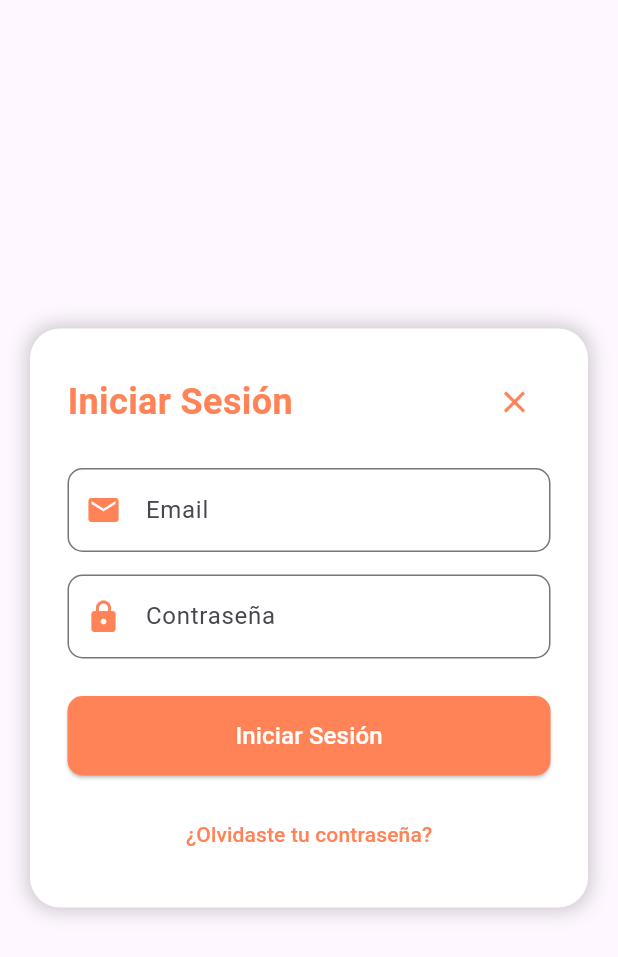
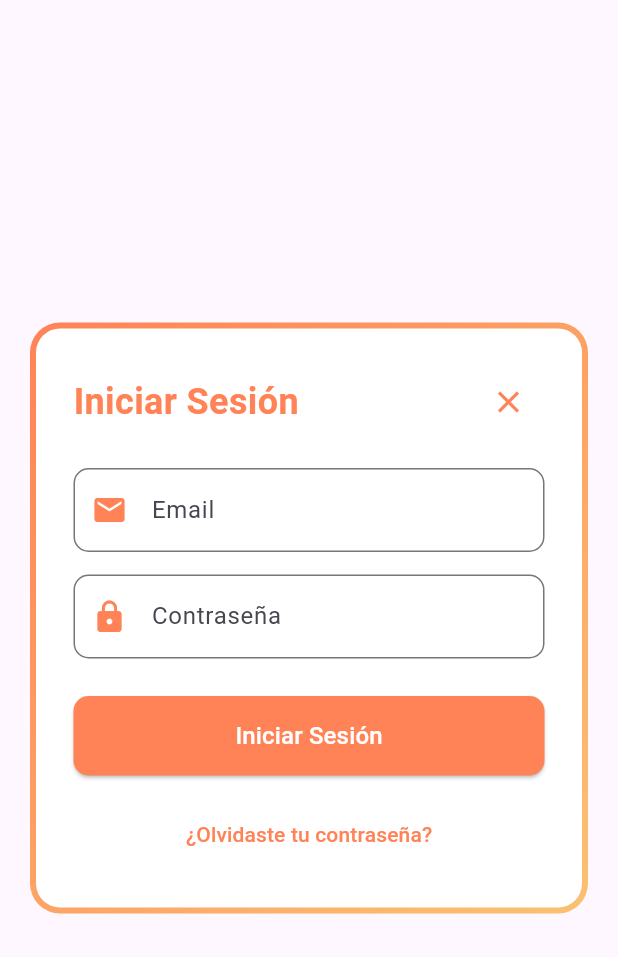
Before and after one commit to linarubiorodriguez/Flutter, a Flutter app: the LoginModal widget shown alone on an empty page, opened directly with empty values, on a phone screen of 412 x 824 dp. Shown: the top 957 px of the screen. Run offline on Flutter 3.47's test engine with Material 3 defaults, Android fonts, the phone set to English and light mode, and no system bars; our stand-ins replace dio, fluttertoast, shared_preferences; accounts and stored records are empty.

Commit message:
Formulario con bordes

```diff
--- a/lib/screens/login_screen.dart
+++ b/lib/screens/login_screen.dart
@@ -1,4 +1,3 @@
-// login_modal.dart
 import 'package:flutter/material.dart';
 import 'package:http/http.dart' as http;
 import 'dart:convert';
@@ -124,15 +123,21 @@ class _LoginModalState extends State<LoginModal> {
           color: Colors.transparent,
           child: Container(
             decoration: BoxDecoration(
+              borderRadius: BorderRadius.circular(20),
+              gradient: LinearGradient(
+                colors: [
+                  Constants.naranjaOscuro,
+                  Constants.naranjaClaro,
+                ],
+                begin: Alignment.topLeft,
+                end: Alignment.bottomRight,
+              ),
+            ),
+            padding: const EdgeInsets.all(4), // Grosor del borde
+            child: Container(
+              decoration: BoxDecoration(
                 color: Colors.white,
-              borderRadius: BorderRadius.circular(20),
-              boxShadow: [
-                BoxShadow(
-                  color: Colors.black.withOpacity(0.2),
-                  blurRadius: 10,
-                  spreadRadius: 2,
-                ),
-              ],
+                borderRadius: BorderRadius.circular(16), // Reducido para que coincida con el borde
               ),
               padding: const EdgeInsets.all(25),
               child: SingleChildScrollView(
@@ -227,6 +232,7 @@ class _LoginModalState extends State<LoginModal> {
             ),
           ),
         ),
+      ),
     );
   }
 }
```
Also changed, not shown: lib/registro_modal.dart (+16 -24 lines). Lines whose indentation alone changed are shown as unchanged.
